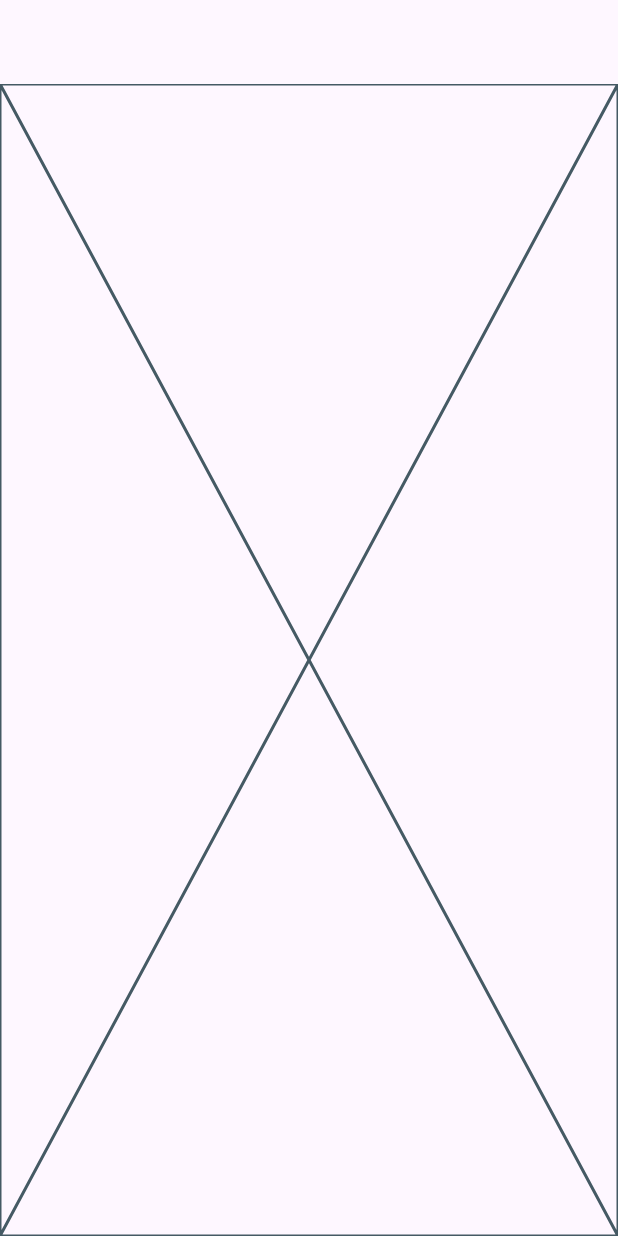
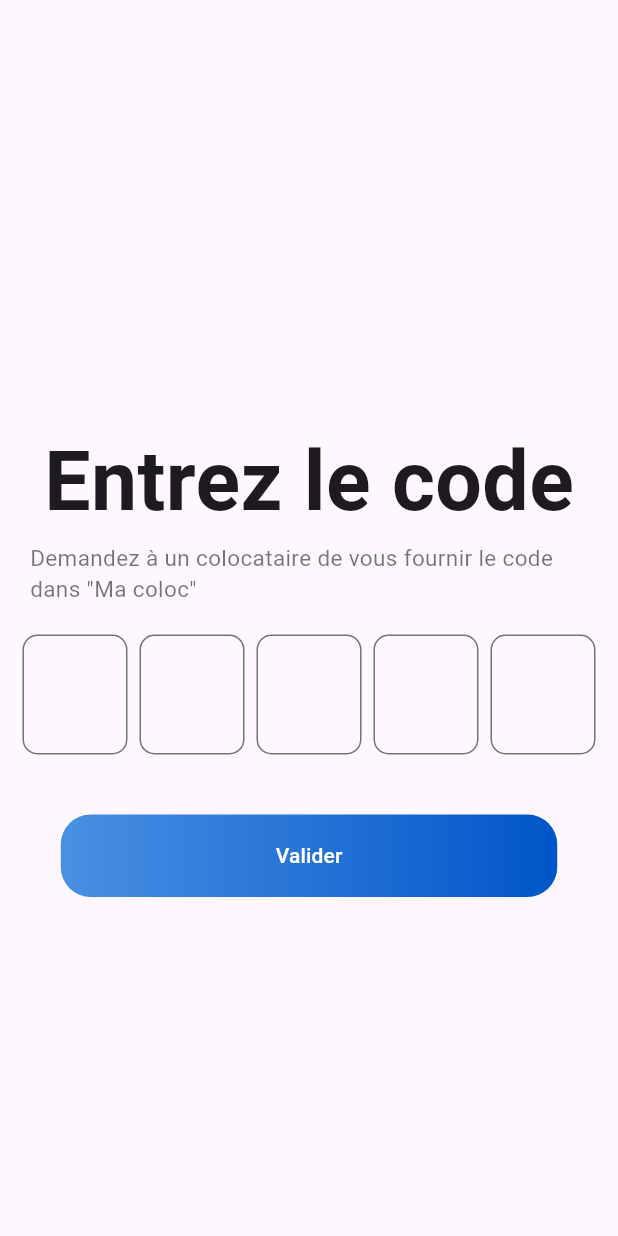
Before and after one commit to CoHabitProject/co_habit_frontend, a Flutter app: the RejoindreColocScreen screen opened by its route, on a phone screen of 412 x 824 dp. Run offline on Flutter 3.47's test engine with Material 3 defaults, Android fonts, the phone set to English and light mode, and no system bars; drawn by our look-alikes of pinput; our stand-ins replace dio, get_it, go_router, lottie, shared_preferences; missing offline and left inert: flutter_appauth; accounts and stored records are empty; network calls fail.

Commit message:
ajout écran pour rejoindre une coloc

```diff
--- a/lib/config/router/app_router.dart
+++ b/lib/config/router/app_router.dart
@@ -14,11 +14,11 @@ final appRouter = GoRouter(
 
       if (state.fullPath?.startsWith('/onboarding') == true &&
           isOnboardingComplete) {
-        return '/choixInitial';
+        return '/login';
       }
 
       if (state.fullPath == '/' && isOnboardingComplete) {
-        return '/choixInitial';
+        return '/login';
       }
 
       return null;
--- a/lib/presentation/screens/auth/login_screen.dart
+++ b/lib/presentation/screens/auth/login_screen.dart
@@ -1,4 +1,5 @@
 import 'package:flutter/material.dart';
+import 'package:go_router/go_router.dart';
 
 class LoginScreen extends StatelessWidget {
   const LoginScreen({super.key});
@@ -11,7 +12,9 @@ class LoginScreen extends StatelessWidget {
       ),
       body: Center(
         child: FilledButton(
-          onPressed: () {},
+          onPressed: () {
+            context.go('/choixInitial');
+          },
           child: const Text('Suivant'),
         ),
       ),
--- a/lib/presentation/screens/foyer/rejoindre_coloc_screen.dart
+++ b/lib/presentation/screens/foyer/rejoindre_coloc_screen.dart
@@ -1,13 +1,78 @@
+import 'package:co_habit_frontend/config/theme/app_theme.dart';
+import 'package:co_habit_frontend/presentation/widgets/common/cohabit_button.dart';
 import 'package:flutter/material.dart';
+import 'package:pinput/pinput.dart';
 
-class RejoindreColocScreen extends StatelessWidget {
+class RejoindreColocScreen extends StatefulWidget {
   const RejoindreColocScreen({super.key});
+
+  @override
+  State<RejoindreColocScreen> createState() => _RejoindreColocScreenState();
+}
+
+class _RejoindreColocScreenState extends State<RejoindreColocScreen> {
+  late final TextEditingController _controller;
+
+  @override
+  void initState() {
+    super.initState();
+    _controller = TextEditingController();
+  }
+
+  @override
+  void dispose() {
+    super.dispose();
+    _controller.dispose();
+  }
 
   @override
   Widget build(BuildContext context) {
     return Scaffold(
       appBar: AppBar(),
-      body: const Placeholder(),
+      body: SafeArea(
+          child: Center(
+        child: Column(
+          mainAxisAlignment: MainAxisAlignment.center,
+          children: [
+            const Text(
+              'Entrez le code',
+              style: TextStyle(fontSize: 55, fontWeight: FontWeight.bold),
+            ),
+            const Padding(
+              padding: EdgeInsets.fromLTRB(20, 0, 20, 20),
+              child: Text(
+                'Demandez à un colocataire de vous fournir le code dans "Ma coloc"',
+                style: TextStyle(fontSize: 15, color: Colors.black54),
+              ),
+            ),
+            Pinput(
+              length: 5,
+              controller: _controller,
+              defaultPinTheme: PinTheme(
+                width: 70,
+                height: 80,
+                textStyle: const TextStyle(
+                    fontSize: 22,
+                    color: AppTheme.darkPrimaryColor,
+                    fontWeight: FontWeight.bold),
+                decoration: BoxDecoration(
+                  borderRadius: BorderRadius.circular(10),
+                  border: Border.all(color: Colors.black54),
+                ),
+              ),
+              showCursor: false,
+              keyboardType: TextInputType.number,
+            ),
+            const SizedBox(height: 40),
+            CohabitButton(
+                text: 'Valider',
+                buttonType: ButtonType.gradient,
+                onPressed: () {
+                  // TODO : Implementer la logique de validation du code
+                })
+          ],
+        ),
+      )),
     );
   }
 }
--- a/pubspec.yaml
+++ b/pubspec.yaml
@@ -38,6 +38,7 @@ dependencies:
   http: ^1.2.2
   intl: ^0.20.2
   lottie: ^3.1.3
+  pinput: ^5.0.1
   shared_preferences: ^2.3.3
 
 dev_dependencies:
```
Also changed, not shown: pubspec.lock.
